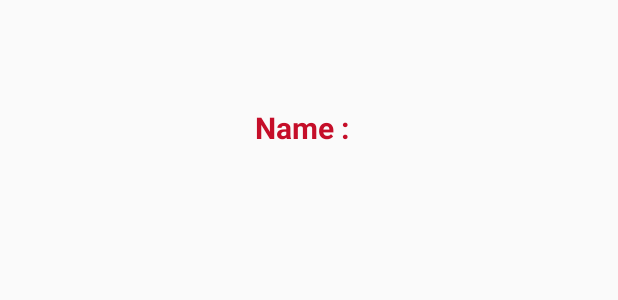
After one commit to jutamaneeang/MyPKRU, an Android app: the layout friend_listview.xml on its own in the app's theme, with its tools: preview values and no code run, on a phone screen of 412 x 824 dp. The commit adds this screen. Shown: the top 300 px of the screen. Run offline under Robolectric (Android 15) with nearby library versions, the phone set to English and light mode, and no system bars.

Commit message:
finsh25may

```diff
--- a/app/src/main/java/pkru/chotitammanon/jutamanee/mypkru/MainActivity.java
+++ b/app/src/main/java/pkru/chotitammanon/jutamanee/mypkru/MainActivity.java
@@ -114,6 +114,10 @@ public class MainActivity extends AppCompatActivity implements View.OnClickListe
             } else if (passwordString.equals(loginStrings[3])) {
                 //password true
                 Toast.makeText(MainActivity.this, "Welcome" + loginStrings[1], Toast.LENGTH_SHORT).show();
+                Intent intent = new Intent(MainActivity.this, ServiceActivity.class);
+                intent.putExtra("Login", loginStrings);
+                startActivity(intent);
+                finish();
             } else {
                 //password false
                 MyAlert myAlert = new MyAlert(this);
--- /dev/null
+++ b/app/src/main/res/layout/friend_listview.xml
@@ -0,0 +1,24 @@
+<?xml version="1.0" encoding="utf-8"?>
+<LinearLayout xmlns:android="http://schemas.android.com/apk/res/android"
+    android:layout_width="match_parent"
+    android:layout_height="wrap_content"
+    android:orientation="horizontal">
+
+    <ImageView
+        android:scaleType="centerInside"
+        android:id="@+id/imvHumen"
+        android:layout_margin="10dp"
+        android:layout_width="@dimen/Icon"
+        android:layout_height="@dimen/Icon" />
+
+    <TextView
+        android:id="@+id/txtNameFriend"
+        android:layout_gravity="center_vertical"
+        android:textColor="@color/colorPrimaryDark"
+        android:textStyle="bold"
+        android:textSize="@dimen/h2"
+        android:text="@string/name"
+        android:layout_width="wrap_content"
+        android:layout_height="wrap_content" />
+
+</LinearLayout>
--- a/app/src/main/res/values/strings.xml
+++ b/app/src/main/res/values/strings.xml
@@ -17,6 +17,4 @@
     <string name="messagePassword">กรุณาลองใหม่ Password ผิด</string>
 
 
-
-
 </resources>
```
Also changed, not shown: app/build.gradle (+4 -3 lines), app/src/main/AndroidManifest.xml (+6 -6 lines), app/src/main/java/pkru/chotitammanon/jutamanee/mypkru/FriendAdapter.java (added, +61 -0 lines), app/src/main/java/pkru/chotitammanon/jutamanee/mypkru/ServiceActivity.java (added, +81 -0 lines), app/src/main/res/layout/activity_service.xml (added, +38 -0 lines), app/libs/picasso-2.5.2.jar (added).
